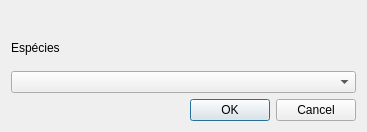
gavaza/pacca, file DatabaseControl/dialogchoosespecie.ui: the form before one commit.
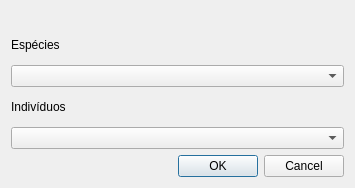
The form after the commit.

Commit message: Incluindo uma tabela de individuos/subjects no banco de dados. Foram implementadas as classes de controle do banco para essa nova informação. Incluídas também as opções de escolha de indivíduo durante a codificação de vídeo/audio e na importação de texto.

```diff
--- a/DatabaseControl/dialogchoosespecie.ui
+++ b/DatabaseControl/dialogchoosespecie.ui
@@ -6,8 +6,8 @@
    <rect>
     <x>0</x>
     <y>0</y>
-    <width>367</width>
-    <height>132</height>
+    <width>355</width>
+    <height>188</height>
    </rect>
   </property>
   <property name="windowTitle">
@@ -44,6 +44,16 @@
    <item>
     <widget class="QComboBox" name="species"/>
    </item>
+   <item>
+    <widget class="QLabel" name="label_2">
+     <property name="text">
+      <string>Indivíduos</string>
+     </property>
+    </widget>
+   </item>
+   <item>
+    <widget class="QComboBox" name="subjects"/>
+   </item>
    <item>
     <widget class="QDialogButtonBox" name="buttonBox">
      <property name="orientation">
```
The commit also changes 20 other files.
